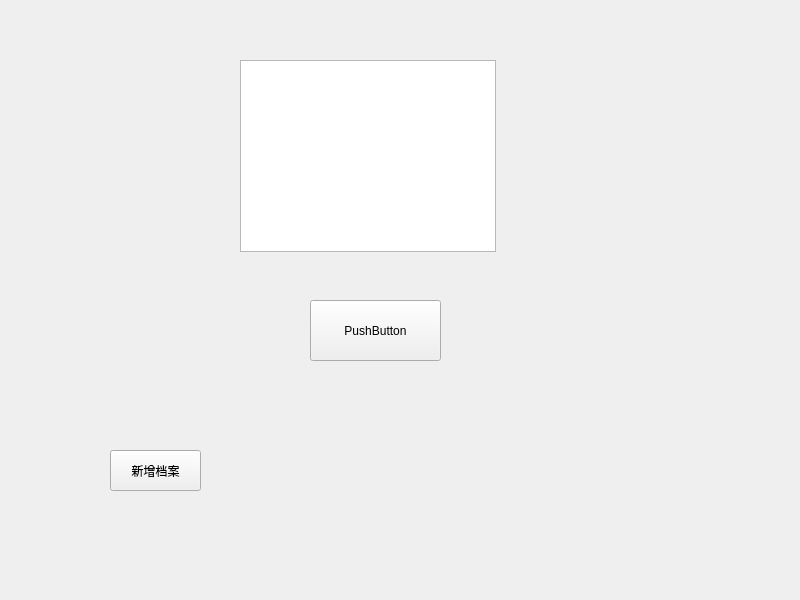
First picture: the form in frontend/Forms/widget.ui, repository Felis1204/OmniHealth_Profiler, before the edit.
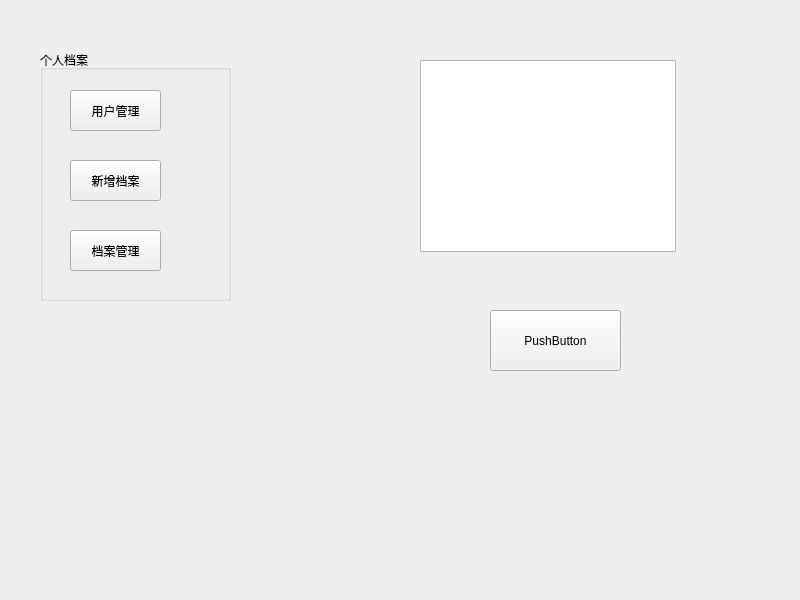
Second picture: the form after the edit.

```diff
--- a/frontend/Forms/widget.ui
+++ b/frontend/Forms/widget.ui
@@ -16,8 +16,8 @@
   <widget class="QPushButton" name="pushButton">
    <property name="geometry">
     <rect>
-     <x>310</x>
-     <y>300</y>
+     <x>490</x>
+     <y>310</y>
      <width>131</width>
      <height>61</height>
     </rect>
@@ -29,25 +29,64 @@
   <widget class="QTextBrowser" name="textBrowser">
    <property name="geometry">
     <rect>
-     <x>240</x>
+     <x>420</x>
      <y>60</y>
      <width>256</width>
      <height>192</height>
     </rect>
    </property>
   </widget>
-  <widget class="QPushButton" name="AddDataButton">
+  <widget class="QGroupBox" name="groupBox">
    <property name="geometry">
     <rect>
-     <x>110</x>
-     <y>450</y>
-     <width>91</width>
-     <height>41</height>
+     <x>40</x>
+     <y>50</y>
+     <width>191</width>
+     <height>251</height>
     </rect>
    </property>
-   <property name="text">
-    <string>新增档案</string>
+   <property name="title">
+    <string>个人档案</string>
    </property>
+   <widget class="QPushButton" name="AddDataButton">
+    <property name="geometry">
+     <rect>
+      <x>30</x>
+      <y>110</y>
+      <width>91</width>
+      <height>41</height>
+     </rect>
+    </property>
+    <property name="text">
+     <string>新增档案</string>
+    </property>
+   </widget>
+   <widget class="QPushButton" name="AddDataButton_2">
+    <property name="geometry">
+     <rect>
+      <x>30</x>
+      <y>180</y>
+      <width>91</width>
+      <height>41</height>
+     </rect>
+    </property>
+    <property name="text">
+     <string>档案管理</string>
+    </property>
+   </widget>
+   <widget class="QPushButton" name="usermanagebutton">
+    <property name="geometry">
+     <rect>
+      <x>30</x>
+      <y>40</y>
+      <width>91</width>
+      <height>41</height>
+     </rect>
+    </property>
+    <property name="text">
+     <string>用户管理</string>
+    </property>
+   </widget>
   </widget>
  </widget>
  <resources/>
```
